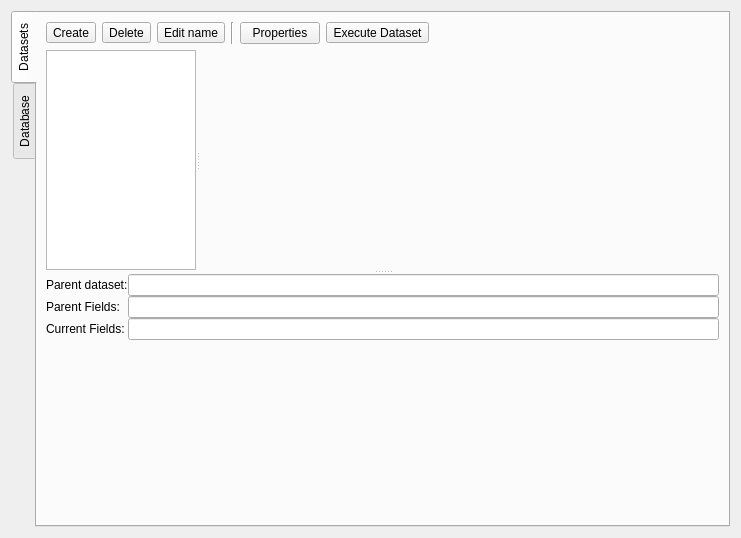
First picture: the form in apps/designer/designerdataseteditor.ui, repository shujaatak/exaro, before the edit.
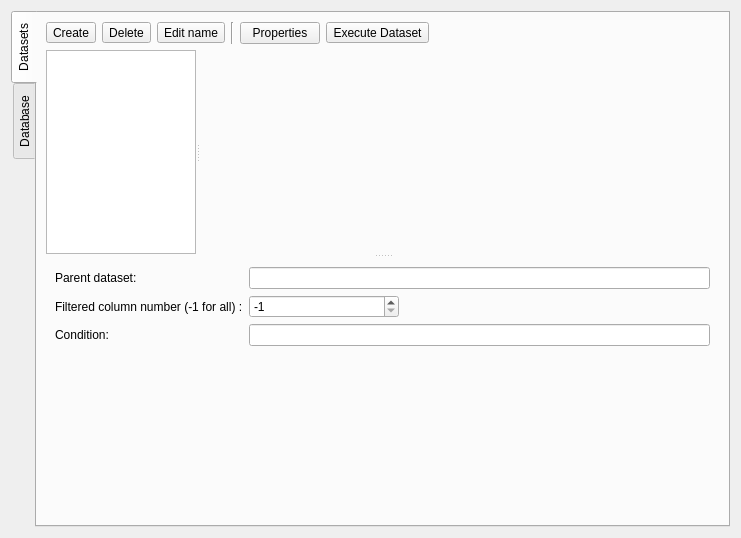
Second picture: the form after the edit. The open tabs and pages were chosen to show the change. Icons and pictures are not drawn.

```diff
--- a/apps/designer/designerdataseteditor.ui
+++ b/apps/designer/designerdataseteditor.ui
@@ -19,8 +19,8 @@
   <property name="windowTitle">
    <string>Querys</string>
   </property>
-  <layout class="QGridLayout" name="gridLayout">
-   <item row="0" column="0">
+  <layout class="QVBoxLayout" name="verticalLayout">
+   <item>
     <widget class="QTabWidget" name="m_tw">
      <property name="layoutDirection">
       <enum>Qt::LeftToRight</enum>
@@ -207,14 +207,8 @@
            </layout>
           </widget>
           <widget class="QWidget" name="Properties">
-           <layout class="QGridLayout" name="gridLayout_5">
-            <property name="horizontalSpacing">
-             <number>0</number>
-            </property>
-            <property name="margin">
-             <number>0</number>
-            </property>
-            <item row="0" column="0">
+           <layout class="QVBoxLayout" name="verticalLayout_2">
+            <item>
              <layout class="QGridLayout" name="gridLayout_4">
               <item row="0" column="0">
                <widget class="QLabel" name="label">
@@ -223,8 +217,8 @@
                 </property>
                </widget>
               </item>
-              <item row="0" column="1">
-               <widget class="QLineEdit" name="lineEdit">
+              <item row="0" column="1" colspan="3">
+               <widget class="QLineEdit" name="leParentDataset">
                 <property name="sizePolicy">
                  <sizepolicy hsizetype="MinimumExpanding" vsizetype="Fixed">
                   <horstretch>0</horstretch>
@@ -233,43 +227,55 @@
                 </property>
                </widget>
               </item>
-              <item row="1" column="0">
+              <item row="2" column="0">
                <widget class="QLabel" name="label_2">
                 <property name="text">
-                 <string>Parent Fields:</string>
+                 <string>Condition:</string>
+                </property>
+               </widget>
+              </item>
+              <item row="2" column="1" colspan="3">
+               <widget class="QLineEdit" name="leCondition">
+                <property name="sizePolicy">
+                 <sizepolicy hsizetype="MinimumExpanding" vsizetype="Fixed">
+                  <horstretch>0</horstretch>
+                  <verstretch>0</verstretch>
+                 </sizepolicy>
+                </property>
+               </widget>
+              </item>
+              <item row="1" column="0">
+               <widget class="QLabel" name="label_4">
+                <property name="sizePolicy">
+                 <sizepolicy hsizetype="Preferred" vsizetype="Preferred">
+                  <horstretch>0</horstretch>
+                  <verstretch>0</verstretch>
+                 </sizepolicy>
+                </property>
+                <property name="text">
+                 <string>Filtered column number (-1 for all) :</string>
+                </property>
+                <property name="alignment">
+                 <set>Qt::AlignLeading|Qt::AlignLeft|Qt::AlignVCenter</set>
                 </property>
                </widget>
               </item>
               <item row="1" column="1">
-               <widget class="QLineEdit" name="lineEdit_2">
-                <property name="sizePolicy">
-                 <sizepolicy hsizetype="MinimumExpanding" vsizetype="Fixed">
-                  <horstretch>0</horstretch>
-                  <verstretch>0</verstretch>
-                 </sizepolicy>
+               <widget class="QSpinBox" name="sbFilterColumn">
+                <property name="minimum">
+                 <number>-1</number>
                 </property>
-               </widget>
-              </item>
-              <item row="2" column="0">
-               <widget class="QLabel" name="label_3">
-                <property name="text">
-                 <string>Current Fields:</string>
+                <property name="maximum">
+                 <number>999</number>
                 </property>
-               </widget>
-              </item>
-              <item row="2" column="1">
-               <widget class="QLineEdit" name="lineEdit_3">
-                <property name="sizePolicy">
-                 <sizepolicy hsizetype="MinimumExpanding" vsizetype="Fixed">
-                  <horstretch>0</horstretch>
-                  <verstretch>0</verstretch>
-                 </sizepolicy>
+                <property name="value">
+                 <number>-1</number>
                 </property>
                </widget>
               </item>
              </layout>
             </item>
-            <item row="1" column="0">
+            <item>
              <spacer name="verticalSpacer">
               <property name="orientation">
                <enum>Qt::Vertical</enum>
```
Left out of the diff: 2 changed lines with no effect on the pictures.
